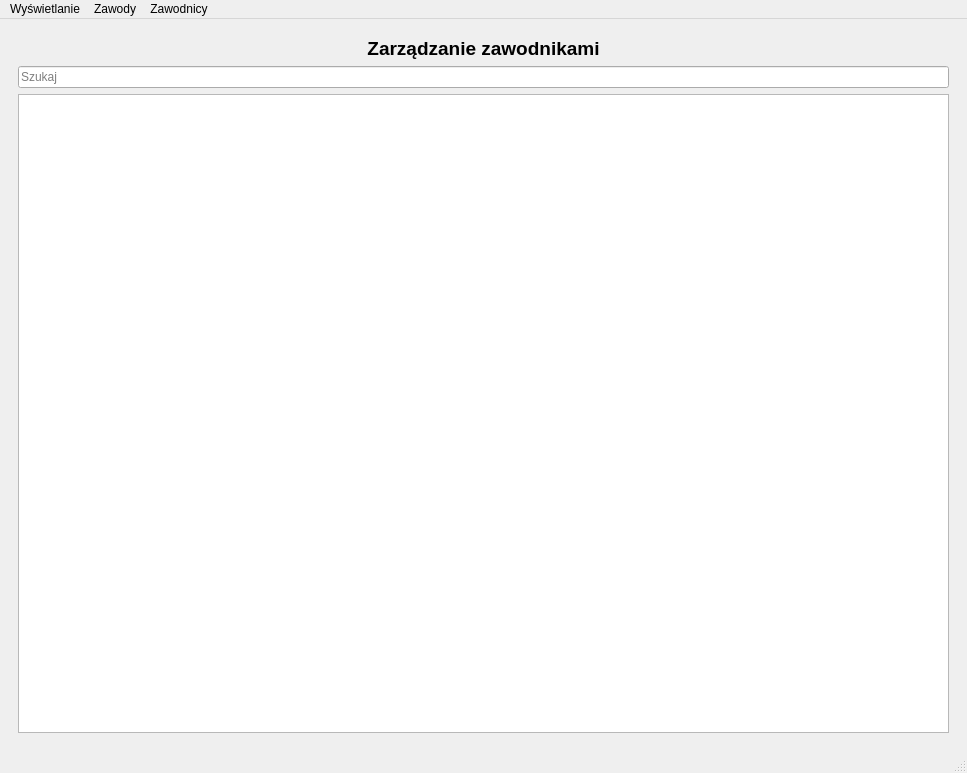
The window that Ui_Files/OperatorWindow.ui (Verter18328/SOKs_LOK) describes before a commit, drawn with Qt 5.
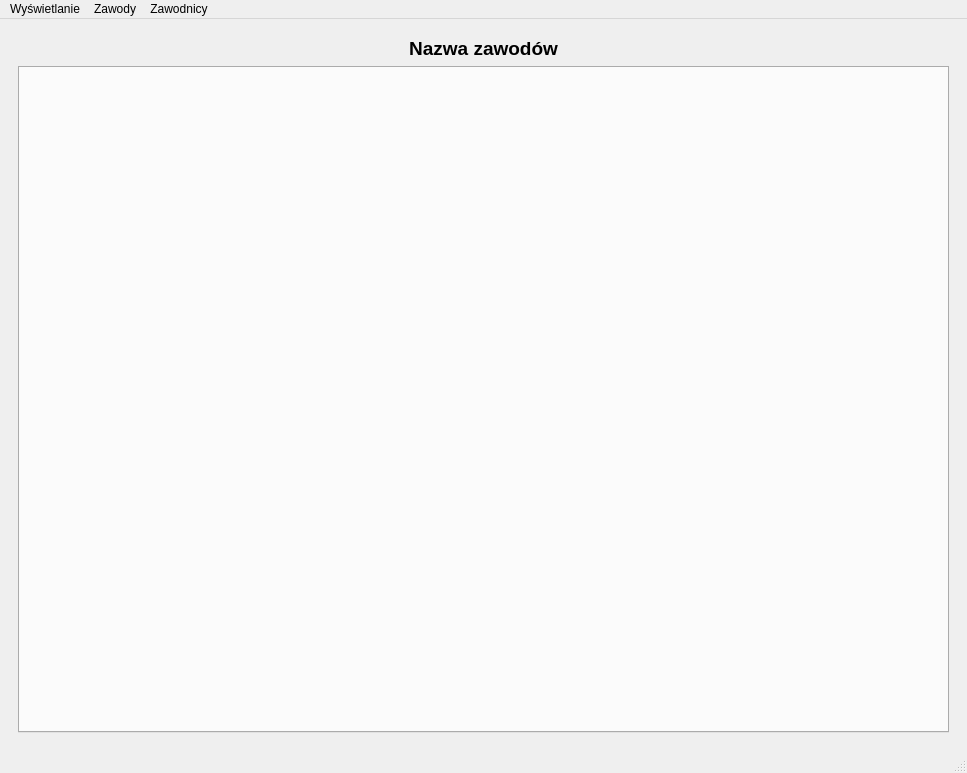
The same window after the commit. Icons and pictures are not drawn.

Commit message: Add shoot table UIs and competition entries

Diff of the .ui file:
```diff
--- a/Ui_Files/OperatorWindow.ui
+++ b/Ui_Files/OperatorWindow.ui
@@ -10,6 +10,12 @@
     <height>773</height>
    </rect>
   </property>
+  <property name="sizePolicy">
+   <sizepolicy hsizetype="Expanding" vsizetype="Expanding">
+    <horstretch>0</horstretch>
+    <verstretch>0</verstretch>
+   </sizepolicy>
+  </property>
   <property name="windowTitle">
    <string>MainWindow</string>
   </property>
@@ -17,8 +23,14 @@
    <layout class="QGridLayout" name="gridLayout">
     <item row="1" column="0">
      <widget class="QStackedWidget" name="stackedWidget">
+      <property name="sizePolicy">
+       <sizepolicy hsizetype="Expanding" vsizetype="Expanding">
+        <horstretch>0</horstretch>
+        <verstretch>0</verstretch>
+       </sizepolicy>
+      </property>
       <property name="currentIndex">
-       <number>1</number>
+       <number>2</number>
       </property>
       <widget class="QWidget" name="pageTitle">
        <widget class="QLabel" name="label">
@@ -71,6 +83,33 @@
         </item>
        </layout>
       </widget>
+      <widget class="QWidget" name="pageZawody_managment">
+       <layout class="QGridLayout" name="gridLayout_3">
+        <item row="0" column="0">
+         <widget class="QLabel" name="label_3">
+          <property name="text">
+           <string>&lt;html&gt;&lt;head/&gt;&lt;body&gt;&lt;p align=&quot;center&quot;&gt;&lt;span style=&quot; font-size:14pt; font-weight:700;&quot;&gt;Nazwa zawodów&lt;/span&gt;&lt;/p&gt;&lt;/body&gt;&lt;/html&gt;</string>
+          </property>
+          <property name="alignment">
+           <set>Qt::AlignmentFlag::AlignCenter</set>
+          </property>
+         </widget>
+        </item>
+        <item row="1" column="0">
+         <widget class="QTabWidget" name="tabWidget_zawody">
+          <property name="sizePolicy">
+           <sizepolicy hsizetype="Expanding" vsizetype="Expanding">
+            <horstretch>0</horstretch>
+            <verstretch>0</verstretch>
+           </sizepolicy>
+          </property>
+          <property name="currentIndex">
+           <number>-1</number>
+          </property>
+         </widget>
+        </item>
+       </layout>
+      </widget>
      </widget>
     </item>
    </layout>
```
The commit also changes 7 other files.
